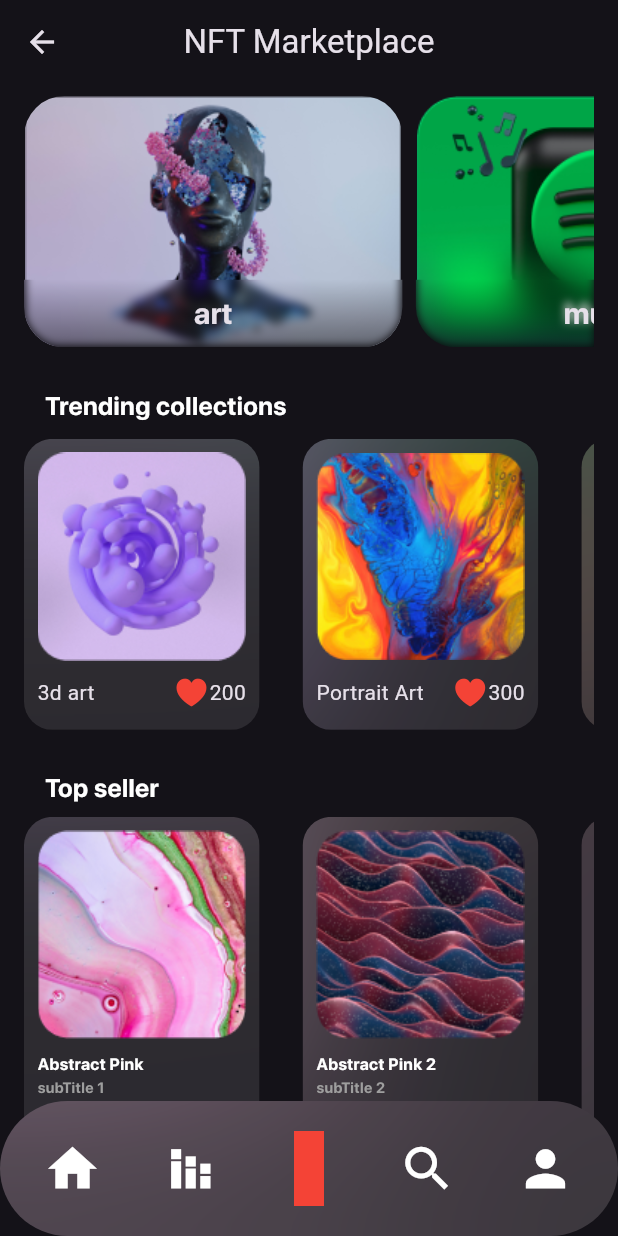
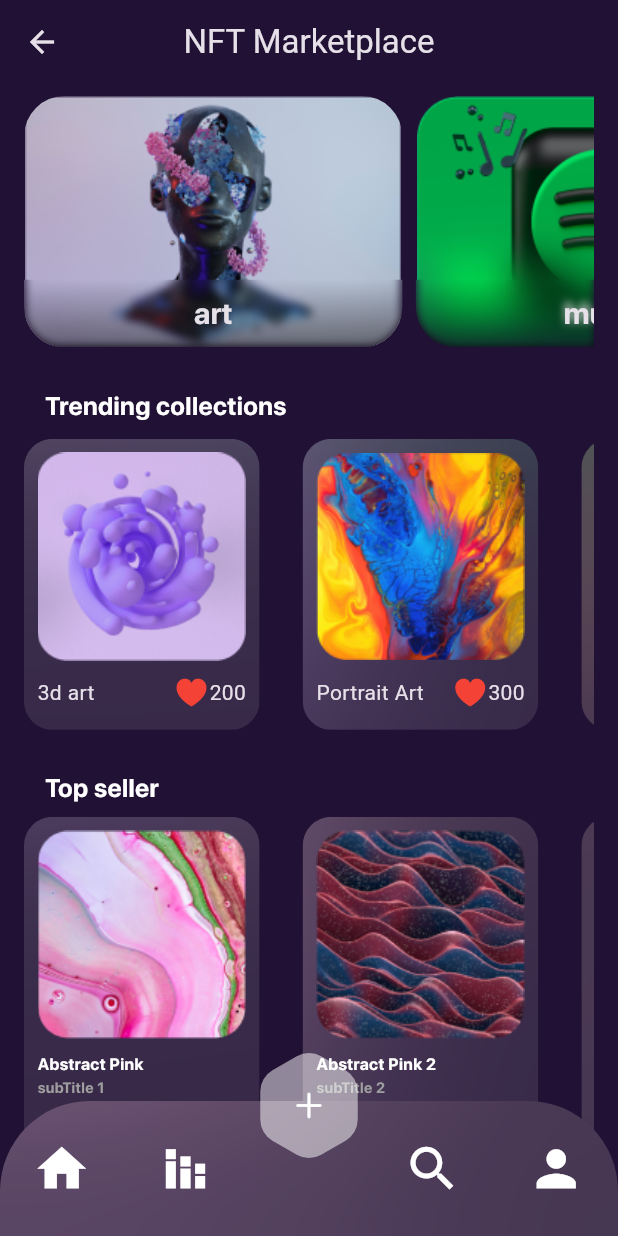
Before and after one commit to Ahmed-elsaid-AEA/mini_flutter_nft_marketplace, a Flutter app: the HomeScreen screen opened by its route, on a phone screen of 412 x 824 dp. Run offline on Flutter 3.47's test engine with Material 3 defaults, Android fonts, the phone set to English and light mode, and no system bars.

Commit message:
design home page part 19 used Shapborder.polygon in bottom navigation bar

```diff
--- a/lib/features/home/screens/home_screen.dart
+++ b/lib/features/home/screens/home_screen.dart
@@ -1,5 +1,6 @@
 import 'dart:ui';
 
+import 'package:flutter/cupertino.dart';
 import 'package:flutter/material.dart';
 import 'package:mini_flutter_nft_marketplace/core/resourses/color_manager.dart';
 import 'package:mini_flutter_nft_marketplace/core/resourses/constants.dart';
@@ -22,36 +23,68 @@ class _HomeScreenState extends State<HomeScreen> {
 
   @override
   Widget build(BuildContext context) {
+    double widthScreen=MediaQuery.of(context).size.width;
     return Scaffold(
       extendBody: true,
-      bottomNavigationBar: Stack(alignment: Alignment.center,
+      bottomNavigationBar: Container(
+
+        height: 122,
+        child: Stack(
+          alignment: Alignment.center,
           children: [
-          ClipRRect(
-            borderRadius: BorderRadius.circular(60),
+            Positioned(
+              bottom: 0,
+              child: Container(
+                width: widthScreen,
+                child: ClipRRect(
+                  borderRadius: const BorderRadius.only(
+                    topLeft: Radius.circular(60),
+                    topRight: Radius.circular(60),
+                  ),
                   child: BackdropFilter(
                     filter: ImageFilter.blur(
                         sigmaX: BlurValues.b100, sigmaY: BlurValues.b100),
                     child: Container(
                       alignment: Alignment.center,
-                padding: const EdgeInsets.all(PaddingValues.p9),
                       height: HeightValues.h90,
                       color: ColorManager.kColorWhite.withOpacity(0.1),
                       child: Row(
                         mainAxisAlignment: MainAxisAlignment.spaceAround,
                         children: [
                           Icon(Icons.home, color: Colors.white, size: SizeValues.s39),
-                    Icon(Icons.stacked_bar_chart, color: Colors.white, size: SizeValues.s39),
-                    Container(width: 39,),
-                    Icon(Icons.search, color: Colors.white, size: SizeValues.s39),
-                    Icon(Icons.person, color: Colors.white, size: SizeValues.s39),
+                          Icon(Icons.stacked_bar_chart,
+                              color: Colors.white, size: SizeValues.s39),
+                          Container(
+                            width: 39,
+                          ),
+                          Icon(Icons.search,
+                              color: Colors.white, size: SizeValues.s39),
+                          Icon(Icons.person,
+                              color: Colors.white, size: SizeValues.s39),
                         ],
                       ),
                     ),
                   ),
                 ),
-          Container(color: Colors.red,height: 50,width: 20,),
-
+              ),
+            ),
+            Positioned(
+              top: 0,
+              child: Container(
+                decoration:   ShapeDecoration(
+                  shape: const StarBorder.polygon(
+                    sides: 6,
+                   pointRounding: .5
+                  ),
+                  color: Colors.white.withOpacity(.5),
+                ),
+                height: HeightValues.h70,
+                width: HeightValues.h70,
+                child: const Icon(CupertinoIcons.plus,color: ColorManager.kColorWhite,),
+              ),
+            ),
           ],
+        ),
       ),
       body: Padding(
         padding: const EdgeInsets.symmetric(horizontal: 16, vertical: 8),
@@ -115,7 +148,7 @@ class _HomeScreenState extends State<HomeScreen> {
         title: const Text(StringsManager.titleHomePage),
         backgroundColor: Colors.transparent,
       ),
-      // backgroundColor: ColorManager.kColorPrimary,
+      backgroundColor: ColorManager.kColorPrimary,
     );
   }
 }
```
Lines whose indentation alone changed are shown as unchanged.
